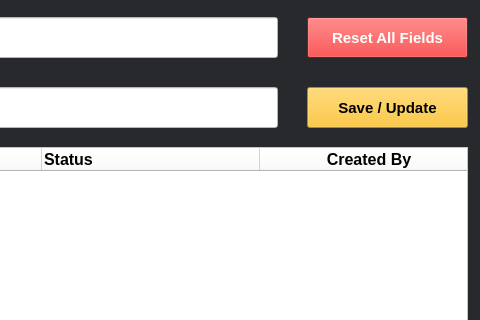
This is teacher.ui in KemalDurukanMERT/Smart-School-2.0 as Qt 5 draws it before an edit; both pictures show x 635 to 1115 and y 200 to 520 of the 1115 by 872 pixel window. The edited form follows.
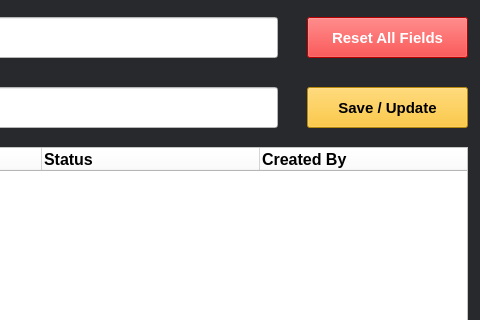
This is the edited form. The open tabs and pages were chosen to show the change.

```diff
--- a/teacher.ui
+++ b/teacher.ui
@@ -2614,6 +2614,9 @@
          <bold>true</bold>
         </font>
        </property>
+       <property name="textAlignment">
+        <set>AlignLeading|AlignVCenter</set>
+       </property>
       </column>
       <column>
        <property name="text">
```
Left out of the diff: 2 changed lines with no effect on the pictures.
